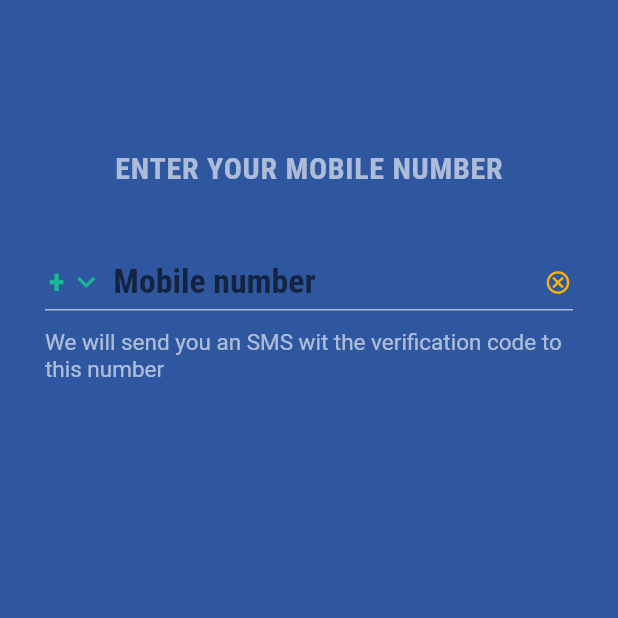
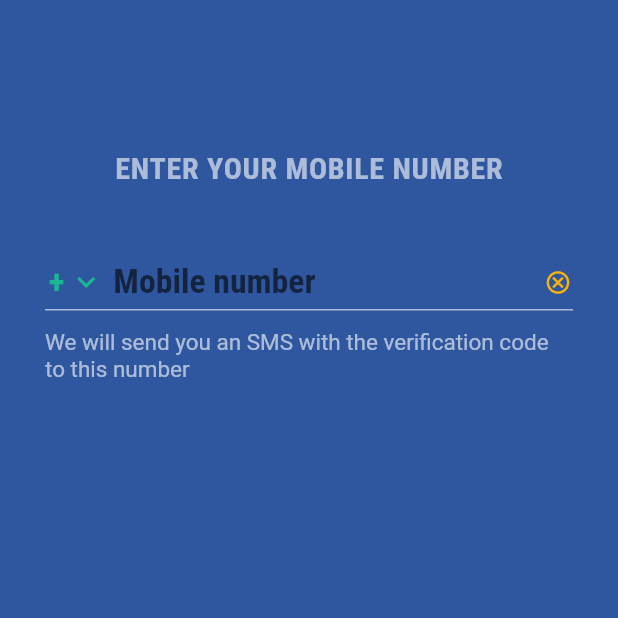
Before and after one commit to shubhamTHBS/bima, a Flutter app: the screen it shows after launch, on a phone screen of 412 x 824 dp, the top half of it. Run offline on Flutter 3.47's test engine with Material 2 defaults, Android fonts, the phone set to English and light mode, and no system bars; our stand-ins replace bloc, dartz, equatable, firebase_auth, firebase_core, flutter_bloc and 4 more; missing offline and left inert: country_pickers; accounts and stored records are empty; project files that could hold a hidden picture were left out.

Commit message:
Corrected spelling

```diff
--- a/lib/features/auth/presentation/pages/screens/sign_in_screen.dart
+++ b/lib/features/auth/presentation/pages/screens/sign_in_screen.dart
@@ -74,7 +74,7 @@ class _SignInScreenState extends State<SignInScreen> {
                   height: 12.5,
                 ),
                 Text(
-                  'We will send you an SMS wit the verification code to this number',
+                  'We will send you an SMS with the verification code to this number',
                   style: TextStyle(
                       fontFamily: Font.ROBOTO,
                       color: Colors.white.withOpacity(0.6),
```
